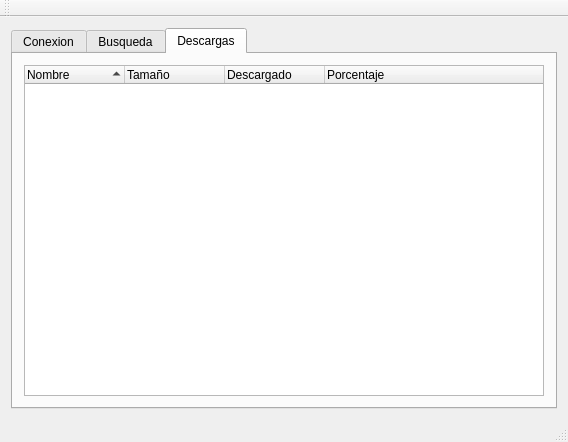
Nsm/lares, file mainwindow.ui: the form before one commit.
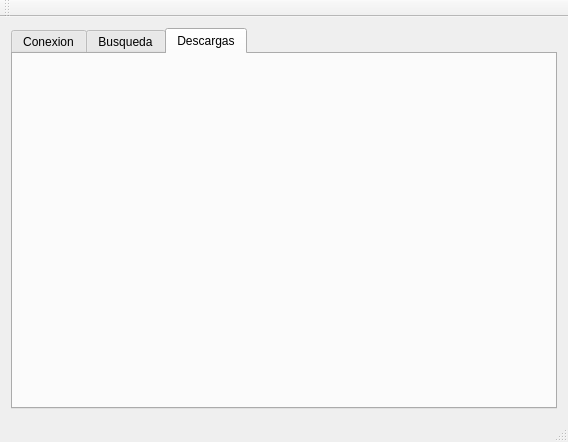
The form after the commit.

```diff
--- a/mainwindow.ui
+++ b/mainwindow.ui
@@ -67,41 +67,7 @@
        <attribute name="title">
         <string>Descargas</string>
        </attribute>
-       <layout class="QGridLayout" name="gridLayout_3">
-        <item row="0" column="0">
-         <widget class="QTreeWidget" name="twDownloads">
-          <property name="sortingEnabled">
-           <bool>true</bool>
-          </property>
-          <property name="columnCount">
-           <number>4</number>
-          </property>
-          <attribute name="headerDefaultSectionSize">
-           <number>100</number>
-          </attribute>
-          <column>
-           <property name="text">
-            <string notr="true">Nombre</string>
-           </property>
-          </column>
-          <column>
-           <property name="text">
-            <string notr="true">Tamaño</string>
-           </property>
-          </column>
-          <column>
-           <property name="text">
-            <string notr="true">Descargado</string>
-           </property>
-          </column>
-          <column>
-           <property name="text">
-            <string notr="true">Porcentaje</string>
-           </property>
-          </column>
-         </widget>
-        </item>
-       </layout>
+       <layout class="QGridLayout" name="gridLayout_3"/>
       </widget>
      </widget>
     </item>
```
